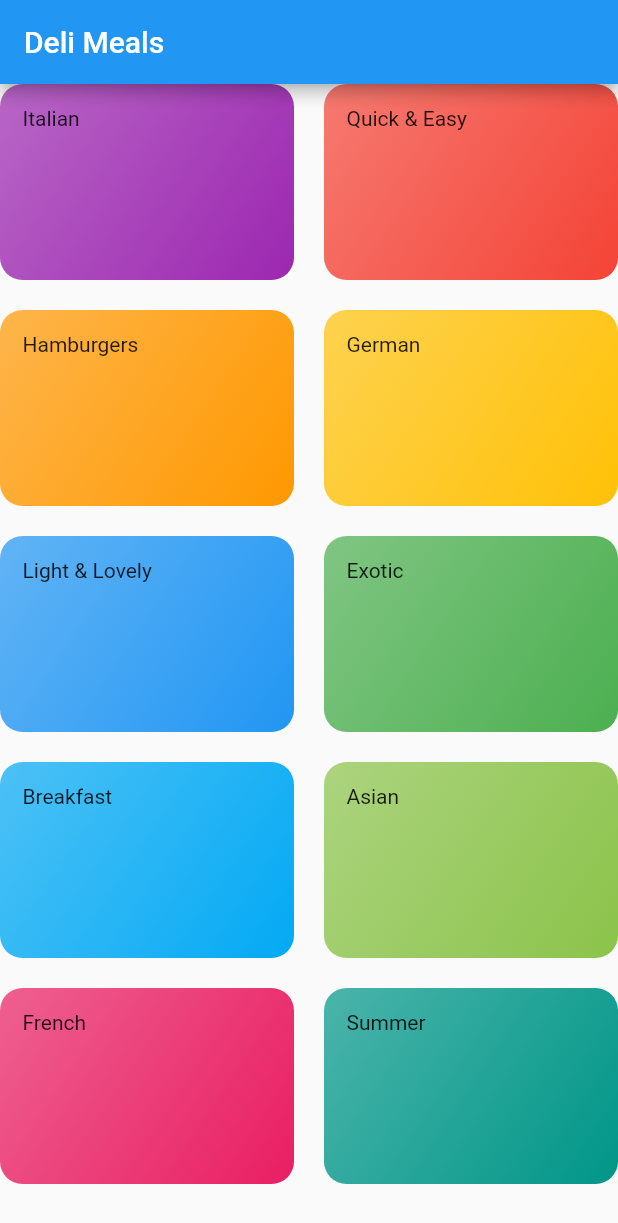
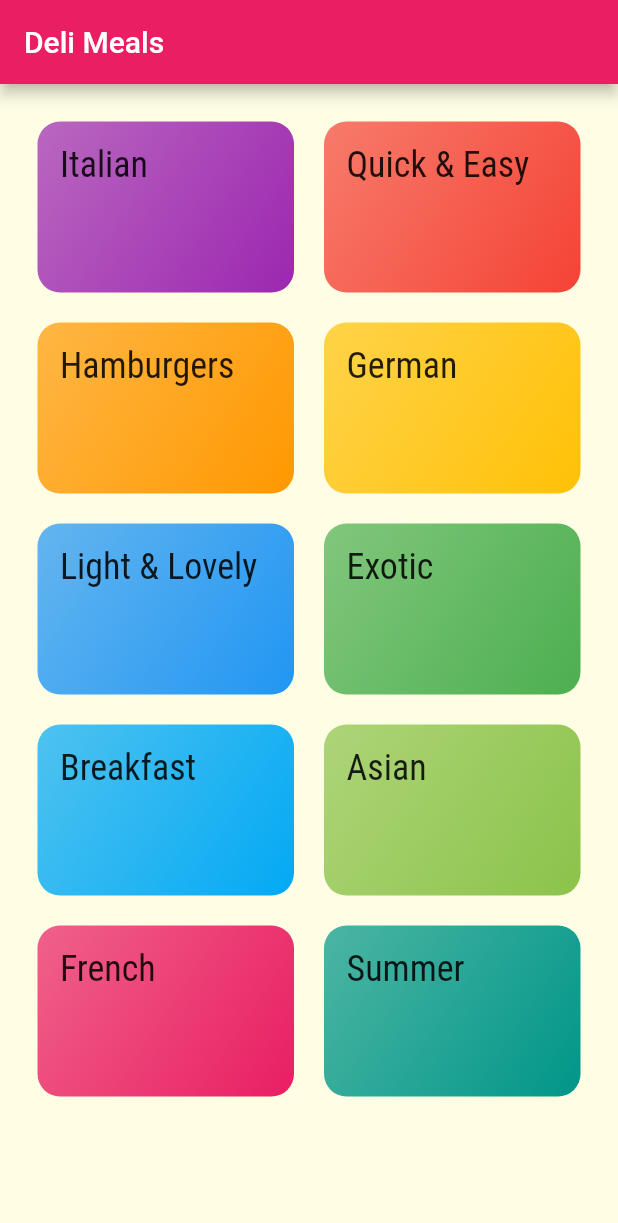
Before and after one commit to sayanmanik/FlutterProjects, a Flutter app: the screen it shows after launch, on a phone screen of 412 x 824 dp. Shown: the top 1223 px of the screen. Run offline on Flutter 3.47's test engine with Material 2 defaults, Android fonts, the phone set to English and light mode, and no system bars; missing offline and left inert: dart:ffi; Roboto replaces fonts that are missing (Railway).

Commit message:
Navigation via NamedRoutes and Passing Data

```diff
--- a/meals_app/lib/categories_screen.dart
+++ b/meals_app/lib/categories_screen.dart
@@ -11,8 +11,9 @@ class CategoriesScreen extends StatelessWidget {
         title: const Text('Deli Meals')
       ),
       body: GridView(
+        padding: const EdgeInsets.all(25),
       children: DUMMY_CATEGORIES.map((catData) {
-        return CategoryItem(catData.title, catData.color);
+        return CategoryItem(catData.id,catData.title, catData.color);
       }).toList(),
       gridDelegate: SliverGridDelegateWithMaxCrossAxisExtent(
         maxCrossAxisExtent: 200,
--- a/meals_app/lib/category_item.dart
+++ b/meals_app/lib/category_item.dart
@@ -1,28 +1,46 @@
 import 'package:flutter/material.dart';
+import 'package:meals_app/category_meals_screen.dart';
 
 class CategoryItem extends StatelessWidget {
-
+  final String id;
   final String title;
   final Color color;
 
-  CategoryItem(this.title,this.color);
+  CategoryItem(this.id,this.title, this.color);
+
+
+  void selectcategory(BuildContext ctx){
+    // Navigator.of(ctx).push(MaterialPageRoute(
+    //   builder: (_){
+    //       return CategoryMealsScreen(id,title);
+    //   }
+    // ));
+
+      Navigator.of(ctx).pushNamed(
+        CategoryMealsScreen.routeName,
+        arguments: {
+          'id' : id,
+          'title' : title,
+        }
+      );
+  }
 
   @override
   Widget build(BuildContext context) {
-    return Container(
+    return InkWell(
+        onTap: () {selectcategory(context);},
+        splashColor: Theme.of(context).primaryColor,
+        borderRadius: BorderRadius.circular(15),
+        child: Container(
       padding: const EdgeInsets.all(15),
-      child: Text(title),
+      child: Text(title, style: Theme.of(context).textTheme.title),
       decoration: BoxDecoration(
-      gradient: LinearGradient(colors:[
-          color.withOpacity(0.7),
-          color
-        ],
-
-        begin: Alignment.topLeft,
-        end: Alignment.bottomRight
+        gradient: LinearGradient(
+            colors: [color.withOpacity(0.7), color],
+            begin: Alignment.topLeft,
+            end: Alignment.bottomRight),
+        borderRadius: BorderRadius.circular(15),
       ),
-      borderRadius: BorderRadius.circular(15),
-      ),
-    );
+    ));
   }
 }
--- a/meals_app/lib/main.dart
+++ b/meals_app/lib/main.dart
@@ -1,5 +1,8 @@
+import 'dart:ui';
+
 import 'package:flutter/material.dart';
 import 'package:meals_app/categories_screen.dart';
+import 'package:meals_app/category_meals_screen.dart';
 
 void main() {
   runApp(MyApp());
@@ -12,9 +15,27 @@ class MyApp extends StatelessWidget {
     return MaterialApp(
       title: 'Deli Meals',
       theme: ThemeData(
-      primarySwatch: Colors.blue
+      primarySwatch: Colors.pink,
+      accentColor: Colors.amber,
+      canvasColor: Color.fromRGBO(255, 254, 229, 1),
+      fontFamily: 'Railway',
+      textTheme: ThemeData.light().textTheme.copyWith(
+        body1 : TextStyle(
+          color: Color.fromRGBO(20, 51, 51, 1),
+        ),
+        body2: TextStyle(
+          color: Color.fromRGBO(20, 51, 51, 1)
+        ),
+        title: TextStyle(
+          fontSize: 24,
+          fontFamily: 'RobotoCondensed',
+        )
+      )
       ),
       home: CategoriesScreen(),
+      routes: {
+        '/category-meals':(ctx)=>CategoryMealsScreen(),
+      },
       //home: MyHomePage(title: 'Flutter Demo Home Page'),
     );
   }
```
Also changed, not shown: meals_app/lib/category_meals_screen.dart (added, +30 -0 lines), meals_app/pubspec.yaml (+19 -12 lines), meals_app/assets/fonts/OpenSans-Bold.ttf (added), meals_app/assets/fonts/OpenSans-Regular.ttf (added), meals_app/assets/fonts/Quicksand-Bold.ttf (added), meals_app/assets/fonts/Quicksand-Light.ttf (added), meals_app/assets/fonts/Quicksand-Medium.ttf (added), meals_app/assets/fonts/Quicksand-Regular.ttf (added), meals_app/assets/fonts/Raleway-Black.ttf (added), meals_app/assets/fonts/Raleway-Bold.ttf (added), meals_app/assets/fonts/Raleway-Regular.ttf (added), meals_app/assets/fonts/RobotoCondensed-Bold.ttf (added), meals_app/assets/fonts/RobotoCondensed-Italic.ttf (added), meals_app/assets/fonts/RobotoCondensed-Light.ttf (added), 1 more files.
